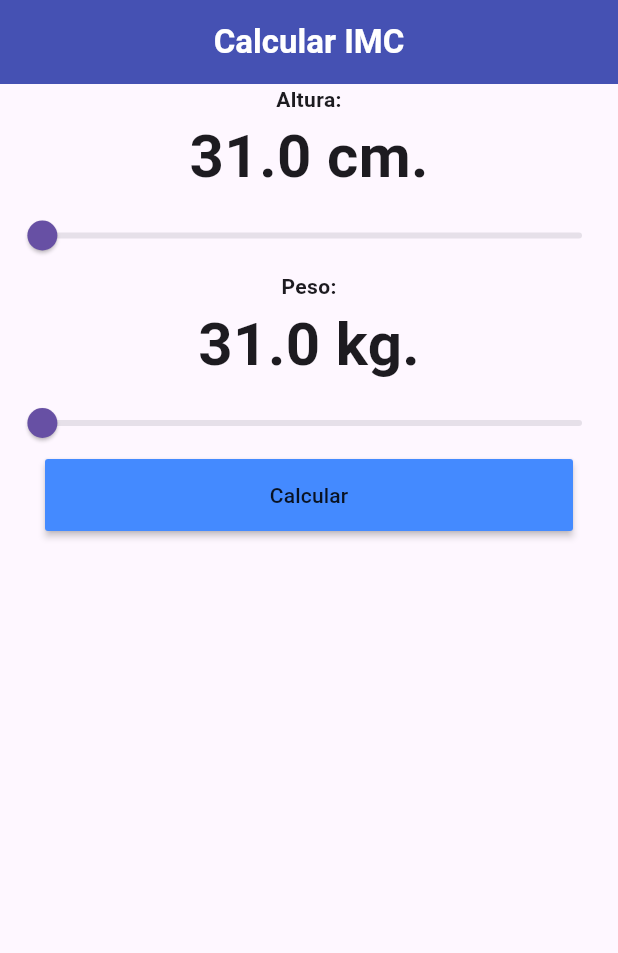
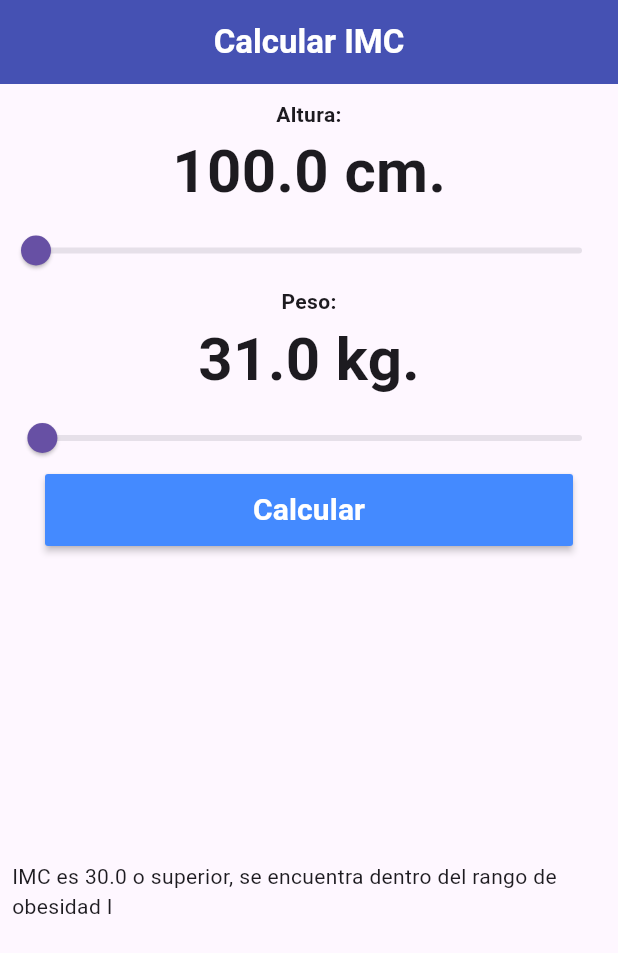
Before and after one commit to AlberthRuiz/flutter_calculadoraimcapp, a Flutter app: the screen it shows after launch, after a tap on "Calcular", on a phone screen of 412 x 824 dp. Shown: the top 953 px of the screen. Run offline on Flutter 3.47's test engine with Material 3 defaults, Android fonts, the phone set to English and light mode, and no system bars.

Commit message:
Logica implementda, Imagenes pendiente.

```diff
--- a/lib/main.dart
+++ b/lib/main.dart
@@ -1,3 +1,4 @@
+import 'package:calculadoraimcapp/models/calculadore.dart';
 import 'package:flutter/material.dart';
 
 void main() {
@@ -13,7 +14,10 @@ class CalculadorImcPage extends StatefulWidget {
 }
 
 class _CalculadorImcPage extends State<CalculadorImcPage> {
-  double altura = 31, peso = 31;
+  double altura = 100, peso = 31;
+
+  Calculadora calculadora = Calculadora();
+
   @override
   Widget build(BuildContext context) {
     return Scaffold(
@@ -35,6 +39,9 @@ class _CalculadorImcPage extends State<CalculadorImcPage> {
             Column(
               mainAxisAlignment: MainAxisAlignment.center,
               children: [
+                SizedBox(
+                  height: 10,
+                ),
                 Text(
                   "Altura:",
                   textAlign: TextAlign.center,
@@ -52,7 +59,7 @@ class _CalculadorImcPage extends State<CalculadorImcPage> {
                 ),
                 SizedBox(
                   child: Slider(
-                    min: 29.0,
+                    min: 100.0,
                     max: 200.0,
                     value: altura,
                     onChanged: (double value) => setState(() {
@@ -91,8 +98,16 @@ class _CalculadorImcPage extends State<CalculadorImcPage> {
                       padding: const EdgeInsets.symmetric(horizontal: 30),
                       child: MaterialButton(
                         height: 48,
-                        onPressed: () => setState(() {}),
-                        child: Text("Calcular"),
+                        onPressed: () => setState(() {
+                          calculadora.calcularIMC(altura, peso);
+                        }),
+                        child: Text(
+                          "Calcular",
+                          style: TextStyle(
+                              fontWeight: FontWeight.bold,
+                              fontSize: 20,
+                              color: Colors.white),
+                        ),
                         color: Colors.blueAccent,
                       ),
                     ),
@@ -101,10 +116,14 @@ class _CalculadorImcPage extends State<CalculadorImcPage> {
               ],
             ),
             Expanded(
-              flex: 6,
-              child: Center(
+              flex: 7,
+              child: Padding(
+                padding: const EdgeInsets.all(8.0),
                 child: Column(
-                  children: [],
+                  mainAxisAlignment: MainAxisAlignment.center,
+                  children: [
+                    Text(calculadora.getREcomendaciones()),
+                  ],
                 ),
               ),
             ),
--- /dev/null
+++ b/lib/models/calculadore.dart
@@ -0,0 +1,63 @@
+import 'dart:math';
+import 'package:calculadoraimcapp/models/imc.dart';
+
+class Calculadora {
+  int _index = -1;
+  double _resultado = 0.0;
+  List<Imc> _listIMC = [
+    Imc(
+        descripcion: "Bajo",
+        recomendaciones:
+            "IMC es menos de 18.5, se encuentra dentro del rango de peso insuficiente",
+        valorMinimo: 0,
+        valorMaximo: 18.5),
+    Imc(
+        descripcion: "Normal",
+        recomendaciones:
+            "IMC es entre 18.5 y 24.9, se encuentra dentro del rango de peso normal o saludable",
+        valorMinimo: 18.6,
+        valorMaximo: 25),
+    Imc(
+        descripcion: "Sobrepeso",
+        recomendaciones:
+            "IMC es entre 25.0 y 29.9, se encuentra dentro del rango de sobrepeso",
+        valorMinimo: 25,
+        valorMaximo: 30),
+    Imc(
+        descripcion: "Obesidad I",
+        recomendaciones:
+            "IMC es 30.0 o superior, se encuentra dentro del rango de obesidad I",
+        valorMinimo: 30.0,
+        valorMaximo: 35.0),
+    Imc(
+        descripcion: "Obesidad II",
+        recomendaciones:
+            "IMC es 34.9 o superior, se encuentra dentro del rango de obesidad II",
+        valorMinimo: 35.0,
+        valorMaximo: 40.0),
+    Imc(
+        descripcion: "Obesidad III",
+        recomendaciones:
+            "IMC es 39.9 o superior, se encuentra dentro del rango de obesidad III",
+        valorMinimo: 39.9,
+        valorMaximo: 100),
+  ];
+  calcularIMC(double altura, double peso) {
+    _resultado = peso / pow((altura / 100), 2);
+    _index = _listIMC.indexWhere((element) =>
+        (element.valorMinimo <= _resultado &&
+            _resultado < element.valorMaximo));
+  }
+
+  String getDescripcion() {
+    return _index >= 0 ? _listIMC[_index].descripcion : "";
+  }
+
+  String getREcomendaciones() {
+    return _index >= 0 ? _listIMC[_index].recomendaciones : "";
+  }
+
+  double getResultado() {
+    return _resultado;
+  }
+}
--- a/lib/models/imc.dart
+++ b/lib/models/imc.dart
@@ -1,6 +1,12 @@
 class Imc {
   String descripcion;
   String recomendaciones;
+  double valorMinimo;
+  double valorMaximo;
 
-  Imc({required this.descripcion, required this.recomendaciones});
+  Imc(
+      {required this.descripcion,
+      required this.recomendaciones,
+      required this.valorMinimo,
+      required this.valorMaximo});
 }
```
